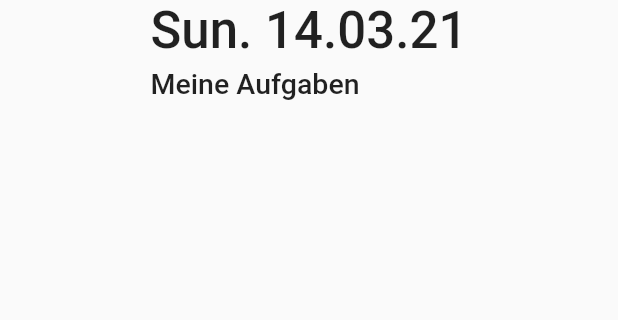
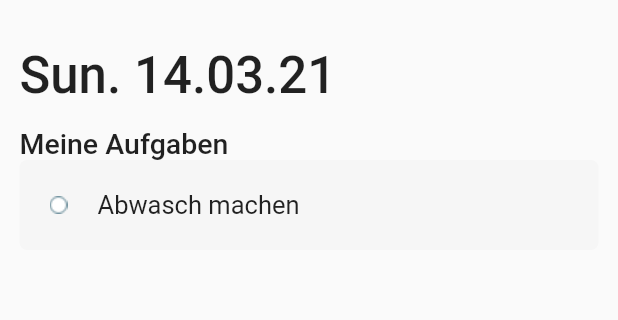
Before and after one commit to ManuelSzecsenyi/bt-todo-flutter, a Flutter app: the screen it shows after launch, on a phone screen of 412 x 824 dp, the part 95-415 px from its top. Run offline on Flutter 3.47's test engine with Material 2 defaults, Android fonts, the phone set to English and light mode, and no system bars; our stand-ins replace google_fonts, hexcolor; network calls fail.

Commit message:
added TodoItem

```diff
--- /dev/null
+++ b/lib/components/TodoItem.dart
@@ -0,0 +1,40 @@
+import 'dart:ui';
+
+import 'package:flutter/material.dart';
+import 'package:google_fonts/google_fonts.dart';
+import 'package:hexcolor/hexcolor.dart';
+
+class TodoItem extends StatefulWidget {
+  @override
+  _TodoItemState createState() => _TodoItemState();
+}
+
+class _TodoItemState extends State<TodoItem> {
+  bool _isChecked = false;
+  @override
+  Widget build(BuildContext context) {
+    return InkWell(
+        onTap: () {
+          setState(() {
+            _isChecked = !_isChecked;
+          });
+        },
+        child: Container(
+          padding: EdgeInsets.all(20),
+          decoration: BoxDecoration(
+              color: HexColor("#F6F6F6"),
+              borderRadius: BorderRadius.circular(5)
+          ),
+          child: Row(children: [
+            (_isChecked ? Image(image: AssetImage("assets/item-checked.png")) : Image(image: AssetImage("assets/item-unchecked.png"))),
+            SizedBox(width: 20),
+            Text(
+              "Abwasch machen",
+              style: GoogleFonts.roboto(fontSize: 17, decoration: (_isChecked ? TextDecoration.lineThrough : null)),
+            )
+          ]),
+        )
+    );
+
+  }
+}
--- a/lib/components/header.dart
+++ b/lib/components/header.dart
@@ -1,7 +1,6 @@
 import 'package:flutter/material.dart';
 import 'package:google_fonts/google_fonts.dart';
 import 'package:intl/intl.dart';
-import 'package:intl/date_symbol_data_local.dart';
 
 
 class Header extends StatelessWidget {
@@ -21,7 +20,7 @@ class Header extends StatelessWidget {
           )
         ),
         Container(
-          margin: EdgeInsets.only(top: 5),
+          margin: EdgeInsets.only(top: 15),
           child: Text(
               "Meine Aufgaben",
               style: GoogleFonts.roboto(
--- a/lib/components/navbar/Navbar.dart
+++ b/lib/components/navbar/Navbar.dart
@@ -1,7 +1,7 @@
 import 'package:flutter/material.dart';
 import 'package:google_fonts/google_fonts.dart';
+import 'package:to_do/components/navbar/MenuBtn.dart';
 import 'package:to_do/components/navbar/ProfileImage.dart';
-import 'package:to_do/components/navbar/MenuBtn.dart';
 
 class Navbar extends StatelessWidget {
   @override
--- a/lib/main.dart
+++ b/lib/main.dart
@@ -1,6 +1,6 @@
 import 'package:flutter/material.dart';
+import 'package:to_do/components/TodoItem.dart';
 import 'package:to_do/components/header.dart';
-import 'package:to_do/components/navbar/MenuBtn.dart';
 import 'package:to_do/components/navbar/Navbar.dart';
 
 void main() {
@@ -18,7 +18,7 @@ class MyApp extends StatelessWidget {
       home: Scaffold(
         body: SafeArea(
           child: Padding(
-            padding: const EdgeInsets.all(13.0),
+            padding: EdgeInsets.all(13.0),
             child: MainScreen(),
           )
         )
@@ -31,9 +31,15 @@ class MainScreen extends StatelessWidget {
   @override
   Widget build(BuildContext context) {
     return Column(
+      crossAxisAlignment: CrossAxisAlignment.start,
       children: [
         Flexible(child: Navbar()),
-        Header()
+        Padding(
+          padding: EdgeInsets.fromLTRB(0, 30, 0, 0),
+          child: Header()
+        ),
+        TodoItem()
+
       ]
     );
   }
```
Also changed, not shown: pubspec.yaml (+6 -13 lines), assets/item-checked.png (added), assets/item-unchecked.png (added).
